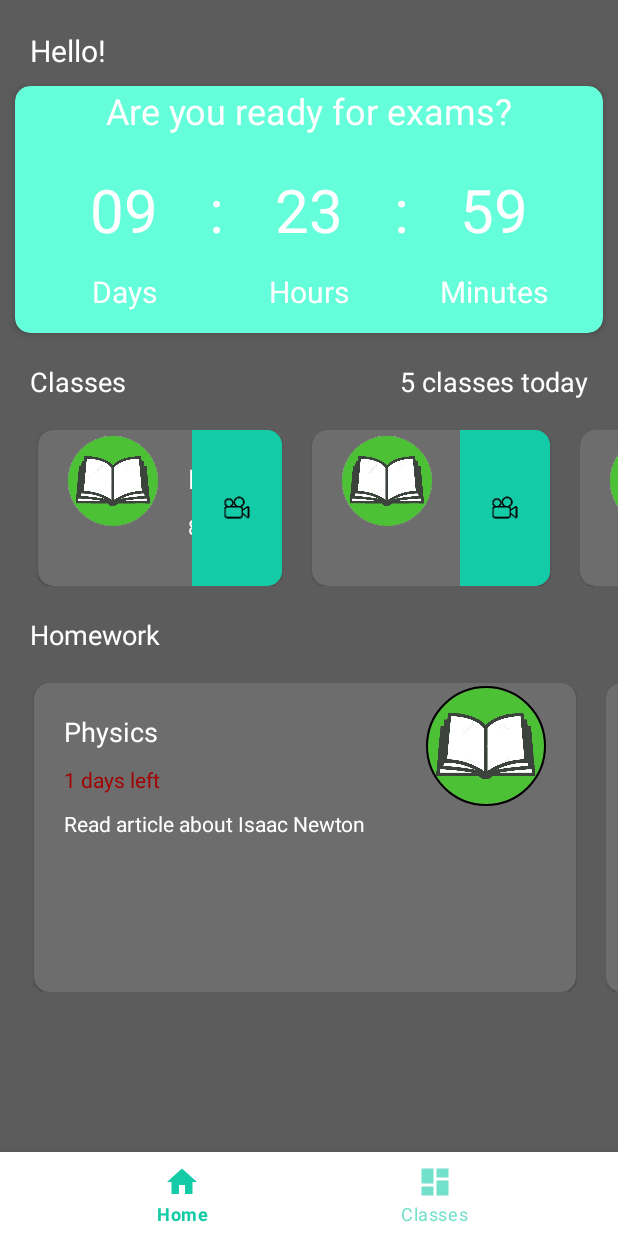
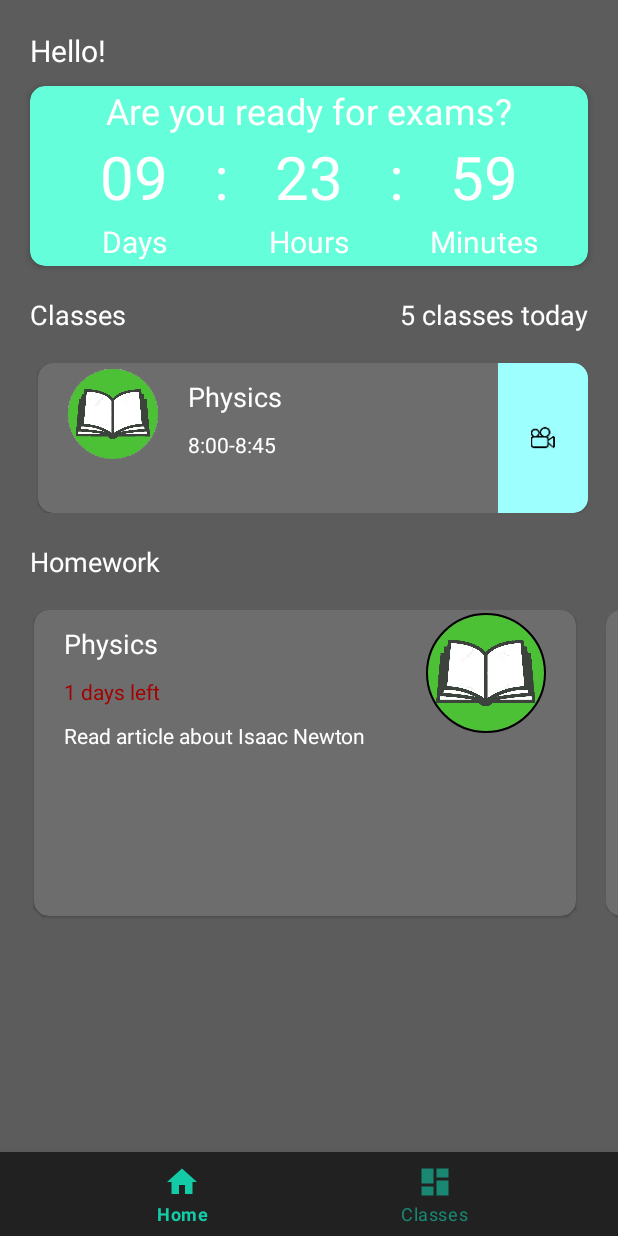
Before and after one commit to Koshake/StudentsApp, an Android app: the screen it shows after launch (MainActivity), on a phone screen of 412 x 824 dp. Run offline under Robolectric (Android 15) with nearby library versions, the phone set to English and light mode, and no system bars; our stand-ins replace CircleImageView, navigation-ui.

Commit message:
refactoring: cosmetics

```diff
--- a/app/src/main/java/com/koshake1/studentsapp/ui/classes/ClassesFragment.kt
+++ b/app/src/main/java/com/koshake1/studentsapp/ui/classes/ClassesFragment.kt
@@ -46,7 +46,7 @@ class ClassesFragment : Fragment() {
     private fun initAdapter(list : List<Classes>) {
         if (classesAdapter == null) {
             classesAdapter = ClassesAdapter(list, FragmentType.CLASSES)
-            binding.classesRecyclerview.adapter = classesAdapter
         }
+        binding.classesRecyclerview.adapter = classesAdapter
     }
 }
--- a/app/src/main/java/com/koshake1/studentsapp/ui/home/HomeFragment.kt
+++ b/app/src/main/java/com/koshake1/studentsapp/ui/home/HomeFragment.kt
@@ -54,14 +54,14 @@ class HomeFragment : Fragment() {
     private fun initHomeworkAdapter(list : List<Homework>) {
         if (homeworkAdapter == null) {
             homeworkAdapter = HomeworkAdapter(list)
-            binding.homeworkRecyclerview.adapter = homeworkAdapter
         }
+        binding.homeworkRecyclerview.adapter = homeworkAdapter
     }
 
     private fun initClassesAdapter(list : List<Classes>) {
         if (classesAdapter == null) {
             classesAdapter = ClassesAdapter(list, FragmentType.HOME)
-            binding.classesRecyclerview.adapter = classesAdapter
         }
+        binding.classesRecyclerview.adapter = classesAdapter
     }
 }
--- a/app/src/main/res/layout/activity_main.xml
+++ b/app/src/main/res/layout/activity_main.xml
@@ -11,7 +11,7 @@
         android:layout_height="wrap_content"
         android:layout_marginStart="0dp"
         android:layout_marginEnd="0dp"
-        android:background="?android:attr/windowBackground"
+        android:background="@color/colorPrimaryDarkBlack"
         app:layout_constraintBottom_toBottomOf="parent"
         app:layout_constraintLeft_toLeftOf="parent"
         app:layout_constraintRight_toRightOf="parent"
--- a/app/src/main/res/layout/fragment_classes.xml
+++ b/app/src/main/res/layout/fragment_classes.xml
@@ -34,7 +34,7 @@
         android:id="@+id/classes_recyclerview"
         android:layout_width="match_parent"
         android:layout_height="0dp"
-        android:layout_marginBottom="@dimen/text_top_margin"
+        android:layout_marginBottom="@dimen/margin60"
         android:orientation="vertical"
         android:layout_marginEnd="@dimen/margin30"
         app:layoutManager="androidx.recyclerview.widget.LinearLayoutManager"
--- a/app/src/main/res/layout/fragment_home.xml
+++ b/app/src/main/res/layout/fragment_home.xml
@@ -1,32 +1,40 @@
 <?xml version="1.0" encoding="utf-8"?>
-<androidx.constraintlayout.widget.ConstraintLayout xmlns:android="http://schemas.android.com/apk/res/android"
+
+<ScrollView xmlns:android="http://schemas.android.com/apk/res/android"
     xmlns:app="http://schemas.android.com/apk/res-auto"
     xmlns:tools="http://schemas.android.com/tools"
+    android:id="@+id/scrollView"
+    android:background="@color/colorPrimaryBlack"
     android:layout_width="match_parent"
-    android:layout_height="match_parent"
+    android:layout_height="match_parent">
+
+    <androidx.constraintlayout.widget.ConstraintLayout
+        android:layout_width="match_parent"
+        android:layout_height="wrap_content"
         android:background="@color/colorPrimaryBlack"
         tools:context=".ui.home.HomeFragment">
 
         <TextView
             android:id="@+id/text_hello"
+            style="@style/HeaderTextViewWhite"
             android:layout_width="match_parent"
             android:layout_height="wrap_content"
-        style="@style/HeaderTextViewWhite"
             android:layout_marginStart="@dimen/text_left_margin"
             android:layout_marginTop="@dimen/text_top_margin"
+            android:text="@string/Hello"
             android:textSize="20sp"
-        android:text="@string/Hello"
             app:layout_constraintEnd_toEndOf="parent"
             app:layout_constraintStart_toStartOf="parent"
             app:layout_constraintTop_toTopOf="parent" />
 
         <com.google.android.material.card.MaterialCardView
+            android:id="@+id/timer_card"
+            style="@style/CardViewStyle"
             android:layout_width="match_parent"
-        android:layout_height="0dp"
-        android:id="@+id/timer_card"
-        app:layout_constraintHeight_percent="0.2"
-        style="@style/CardViewStyle"
-        android:layout_margin="@dimen/layout_margin"
+            android:layout_height="@dimen/timer_height"
+            android:layout_marginTop="@dimen/layout_margin"
+            android:layout_marginStart="@dimen/text_left_margin"
+            android:layout_marginEnd="@dimen/text_left_margin"
             app:layout_constraintEnd_toEndOf="parent"
             app:layout_constraintStart_toStartOf="parent"
             app:layout_constraintTop_toBottomOf="@id/text_hello">
@@ -37,66 +45,66 @@
 
                 <TextView
                     android:id="@+id/tv_last"
+                    style="@style/HeaderTextViewWhite"
                     android:layout_width="wrap_content"
                     android:layout_height="wrap_content"
                     android:text="@string/timer_msg"
                     android:textAlignment="center"
-            style="@style/HeaderTextViewWhite"
-            app:layout_constraintTop_toTopOf="parent"
+                    app:layout_constraintEnd_toEndOf="parent"
                     app:layout_constraintStart_toStartOf="parent"
-            app:layout_constraintEnd_toEndOf="parent" />
+                    app:layout_constraintTop_toTopOf="parent" />
 
                 <TextView
                     android:id="@+id/tv_days_last"
+                    style="@style/TextViewWhite"
                     android:layout_width="wrap_content"
                     android:layout_height="wrap_content"
                     android:text="@string/days"
-            style="@style/TextViewWhite"
-            app:layout_constraintTop_toBottomOf="@id/days"
                     app:layout_constraintBottom_toBottomOf="parent"
+                    app:layout_constraintEnd_toEndOf="@id/days"
                     app:layout_constraintStart_toStartOf="@id/days"
-            app:layout_constraintEnd_toEndOf="@id/days" />
+                    app:layout_constraintTop_toBottomOf="@id/days" />
 
                 <TextView
                     android:id="@+id/tv_hour_last"
+                    style="@style/TextViewWhite"
                     android:layout_width="wrap_content"
                     android:layout_height="wrap_content"
                     android:text="@string/hours"
-            style="@style/TextViewWhite"
-            app:layout_constraintTop_toBottomOf="@id/hours"
                     app:layout_constraintBottom_toBottomOf="parent"
+                    app:layout_constraintEnd_toEndOf="@id/hours"
                     app:layout_constraintStart_toStartOf="@id/hours"
-            app:layout_constraintEnd_toEndOf="@id/hours"/>
+                    app:layout_constraintTop_toBottomOf="@id/hours" />
 
                 <TextView
                     android:id="@+id/tv_hour_minutes"
+                    style="@style/TextViewWhite"
                     android:layout_width="wrap_content"
                     android:layout_height="wrap_content"
                     android:text="@string/minutes"
-            style="@style/TextViewWhite"
-            app:layout_constraintTop_toBottomOf="@id/minutes"
                     app:layout_constraintBottom_toBottomOf="parent"
+                    app:layout_constraintEnd_toEndOf="@id/minutes"
                     app:layout_constraintStart_toStartOf="@id/minutes"
-            app:layout_constraintEnd_toEndOf="@id/minutes"/>
+                    app:layout_constraintTop_toBottomOf="@id/minutes" />
 
                 <TextView
                     android:id="@+id/days"
+                    style="@style/LargeTextViewWhite"
                     android:layout_width="wrap_content"
                     android:layout_height="wrap_content"
+                    android:layout_marginStart="@dimen/medium"
                     android:text="@string/_09"
-            style="@style/LargeTextViewWhite"
-            android:layout_marginStart="@dimen/medium"
-            app:layout_constraintTop_toTopOf="parent"
                     app:layout_constraintBottom_toBottomOf="parent"
+                    app:layout_constraintEnd_toStartOf="@+id/dots1"
                     app:layout_constraintStart_toStartOf="parent"
-            app:layout_constraintEnd_toStartOf="@+id/dots1"/>
+                    app:layout_constraintTop_toTopOf="parent" />
 
                 <TextView
                     android:id="@+id/dots1"
+                    style="@style/LargeTextViewWhite"
                     android:layout_width="wrap_content"
                     android:layout_height="wrap_content"
                     android:text="@string/divider"
-            style="@style/LargeTextViewWhite"
                     app:layout_constraintBottom_toBottomOf="@+id/days"
                     app:layout_constraintEnd_toStartOf="@+id/hours"
                     app:layout_constraintStart_toEndOf="@+id/days"
@@ -104,68 +112,68 @@
 
                 <TextView
                     android:id="@+id/hours"
+                    style="@style/LargeTextViewWhite"
                     android:layout_width="wrap_content"
                     android:layout_height="wrap_content"
                     android:text="@string/_23"
-            style="@style/LargeTextViewWhite"
                     app:layout_constraintBottom_toBottomOf="@+id/dots1"
+                    app:layout_constraintEnd_toStartOf="@+id/dots2"
                     app:layout_constraintStart_toEndOf="@+id/dots1"
-            app:layout_constraintEnd_toStartOf="@+id/dots2"
                     app:layout_constraintTop_toTopOf="@+id/dots1" />
 
                 <TextView
                     android:id="@+id/dots2"
+                    style="@style/LargeTextViewWhite"
                     android:layout_width="wrap_content"
                     android:layout_height="wrap_content"
                     android:text="@string/divider"
-            style="@style/LargeTextViewWhite"
                     app:layout_constraintBottom_toBottomOf="@+id/hours"
+                    app:layout_constraintEnd_toStartOf="@+id/minutes"
                     app:layout_constraintStart_toEndOf="@+id/hours"
-            app:layout_constraintEnd_toStartOf="@+id/minutes"
                     app:layout_constraintTop_toTopOf="@+id/hours" />
 
                 <TextView
                     android:id="@+id/minutes"
+                    style="@style/LargeTextViewWhite"
                     android:layout_width="wrap_content"
                     android:layout_height="wrap_content"
+                    android:layout_marginEnd="@dimen/medium"
                     android:text="@string/_59"
-            style="@style/LargeTextViewWhite"
                     app:layout_constraintBottom_toBottomOf="@+id/dots2"
                     app:layout_constraintEnd_toEndOf="parent"
                     app:layout_constraintStart_toEndOf="@+id/dots2"
-            app:layout_constraintTop_toTopOf="@+id/dots2"
-            android:layout_marginEnd="@dimen/medium" />
+                    app:layout_constraintTop_toTopOf="@+id/dots2" />
 
             </androidx.constraintlayout.widget.ConstraintLayout>
         </com.google.android.material.card.MaterialCardView>
 
         <TextView
             android:id="@+id/textview_classes"
+            style="@style/SecondaryHeaderTextView"
             android:layout_width="wrap_content"
             android:layout_height="wrap_content"
-        style="@style/SecondaryHeaderTextView"
-        app:layout_constraintStart_toStartOf="parent"
-        app:layout_constraintTop_toBottomOf="@id/timer_card"
             android:layout_marginStart="@dimen/text_left_margin"
             android:layout_marginTop="@dimen/text_top_margin"
-        android:text="@string/title_classes"/>
+            android:text="@string/title_classes"
+            app:layout_constraintStart_toStartOf="parent"
+            app:layout_constraintTop_toBottomOf="@id/timer_card" />
 
         <TextView
             android:id="@+id/textview_lessons_count"
+            style="@style/SecondaryHeaderTextView"
             android:layout_width="wrap_content"
             android:layout_height="wrap_content"
-        style="@style/SecondaryHeaderTextView"
+            android:layout_marginTop="@dimen/text_top_margin"
+            android:layout_marginEnd="@dimen/text_left_margin"
+            android:text="@string/Classes_today"
             app:layout_constraintEnd_toEndOf="parent"
-        app:layout_constraintTop_toBottomOf="@id/timer_card"
-        android:layout_marginEnd="@dimen/text_left_margin"
-        android:layout_marginTop="@dimen/text_top_margin"
-        android:text="@string/Classes_today"/>
+            app:layout_constraintTop_toBottomOf="@id/timer_card" />
 
         <androidx.recyclerview.widget.RecyclerView
             android:id="@+id/classes_recyclerview"
-        android:layout_width="wrap_content"
-        android:layout_height="0dp"
-        app:layout_constraintHeight_percent="0.15"
+            android:layout_width="0dp"
+            android:layout_height="@dimen/classes_rv_height"
+            android:layout_marginEnd="@dimen/text_left_margin"
             android:orientation="horizontal"
             android:paddingStart="@dimen/item_left_padding"
             app:layoutManager="androidx.recyclerview.widget.LinearLayoutManager"
@@ -176,23 +184,22 @@
 
         <TextView
             android:id="@+id/textview_homework"
+            style="@style/SecondaryHeaderTextView"
             android:layout_width="wrap_content"
             android:layout_height="wrap_content"
-        style="@style/SecondaryHeaderTextView"
-        app:layout_constraintStart_toStartOf="parent"
-        app:layout_constraintTop_toBottomOf="@id/classes_recyclerview"
             android:layout_marginStart="@dimen/text_left_margin"
             android:layout_marginTop="@dimen/text_top_margin"
-        android:text="@string/homework"/>
+            android:text="@string/homework"
+            app:layout_constraintStart_toStartOf="parent"
+            app:layout_constraintTop_toBottomOf="@id/classes_recyclerview" />
 
         <androidx.recyclerview.widget.RecyclerView
             android:id="@+id/homework_recyclerview"
             android:layout_width="wrap_content"
-        android:layout_height="0dp"
-        app:layout_constraintHeight_percent="0.25"
+            android:layout_height="@dimen/homework_height"
+            android:layout_marginStart="@dimen/item_left_padding"
             android:layout_marginTop="@dimen/text_top_margin"
             android:orientation="horizontal"
-        android:layout_marginStart="@dimen/item_left_padding"
             app:layoutManager="androidx.recyclerview.widget.LinearLayoutManager"
             app:layout_constraintEnd_toEndOf="parent"
             app:layout_constraintStart_toStartOf="parent"
@@ -200,3 +207,4 @@
             tools:listitem="@layout/item_homework" />
 
     </androidx.constraintlayout.widget.ConstraintLayout>
+</ScrollView>
--- a/app/src/main/res/layout/item_classes.xml
+++ b/app/src/main/res/layout/item_classes.xml
@@ -31,7 +31,7 @@
             android:layout_width="wrap_content"
             android:layout_height="wrap_content"
             android:layout_marginStart="@dimen/text_left_margin"
-            android:layout_marginTop="@dimen/text_top_margin"
+            android:layout_marginTop="@dimen/text_small_top_margin"
             app:layout_constraintStart_toEndOf="@id/class_image"
             app:layout_constraintTop_toTopOf="parent"
             tool:text="@string/history" />
@@ -51,7 +51,7 @@
             android:id="@+id/shevron_view"
             android:layout_width="60dp"
             android:layout_height="0dp"
-            android:background="@color/primary_dark"
+            android:background="@color/primary_light"
             app:layout_constraintBottom_toBottomOf="@+id/layout"
             app:layout_constraintEnd_toEndOf="parent"
             app:layout_constraintTop_toTopOf="@+id/layout" />
--- a/app/src/main/res/layout/item_homework.xml
+++ b/app/src/main/res/layout/item_homework.xml
@@ -6,6 +6,7 @@
     android:layout_width="wrap_content"
     android:layout_height="match_parent"
     android:layout_marginStart="@dimen/text_left_margin"
+    android:layout_marginBottom="@dimen/margin16"
     app:cardCornerRadius="@dimen/corner_radius"
     app:cardBackgroundColor="@color/colorSecondaryBlack">
 
@@ -19,7 +20,7 @@
             android:layout_width="wrap_content"
             android:layout_height="wrap_content"
             android:layout_marginStart="@dimen/text_left_margin"
-            android:layout_marginTop="@dimen/text_top_margin"
+            android:layout_marginTop="@dimen/text_small_top_margin"
             app:layout_constraintTop_toTopOf="parent"
             app:layout_constraintStart_toStartOf="parent"
             tool:text="@string/history" />
@@ -52,8 +53,7 @@
             android:id="@+id/homework_iv"
             android:layout_width="@dimen/image_width"
             android:layout_height="@dimen/image_height"
-            android:layout_marginTop="@dimen/medium"
-            android:layout_marginBottom="@dimen/medium"
+            android:layout_marginTop="@dimen/text_small_top_margin"
             app:civ_border_width="1dp"
             app:civ_border_color="#FF000000"
             app:layout_constraintBottom_toTopOf="@id/description_text"
--- a/app/src/main/res/values-night/themes.xml
+++ b/app/src/main/res/values-night/themes.xml
@@ -1,6 +1,6 @@
 <resources xmlns:tools="http://schemas.android.com/tools">
     <!-- Base application theme. -->
-    <style name="Theme.StudentsApp" parent="Theme.MaterialComponents.DayNight.DarkActionBar">
+    <style name="Theme.StudentsApp" parent="Theme.MaterialComponents.DayNight.NoActionBar">
         <!-- Primary brand color. -->
         <item name="colorPrimary">@color/purple_200</item>
         <item name="colorPrimaryVariant">@color/purple_700</item>
--- a/app/src/main/res/values/dimens.xml
+++ b/app/src/main/res/values/dimens.xml
@@ -13,6 +13,7 @@
     <dimen name="margin24">24dp</dimen>
     <dimen name="margin16">16dp</dimen>
     <dimen name="margin30">30dp</dimen>
+    <dimen name="margin60">60dp</dimen>
 
     <dimen name="image_margin_start">40dp</dimen>
 
@@ -29,4 +30,8 @@
     <dimen name="image_small_height">50dp</dimen>
 
     <dimen name="margin_40">40dp</dimen>
+
+    <dimen name="timer_height">120dp</dimen>
+    <dimen name="classes_rv_height">120dp</dimen>
+    <dimen name="homework_height">220dp</dimen>
 </resources>
```
Lines whose indentation alone changed are shown as unchanged.
